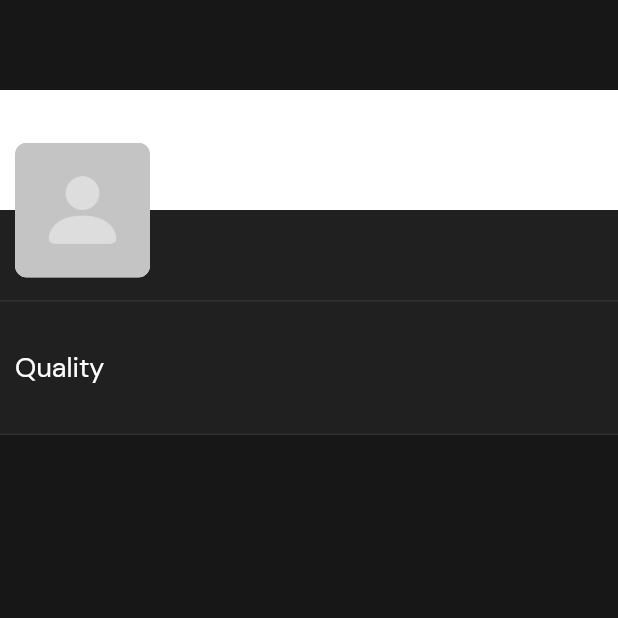
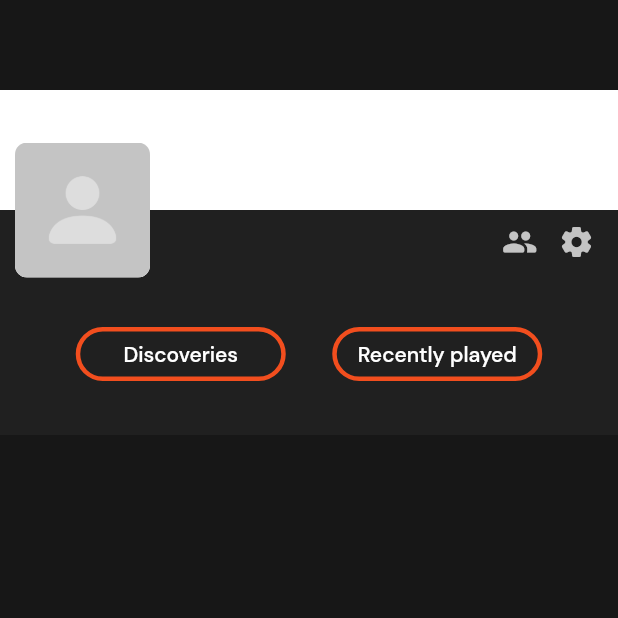
Before and after one commit to szezjo/RadishFrontend, a Flutter app: the FeedPage screen opened by its route, on a phone screen of 412 x 824 dp, the top half of it. Run offline on Flutter 3.47's test engine with Material 2 defaults, Android fonts, the phone set to English and light mode, and no system bars; our stand-ins replace palette_generator, shared_preferences; accounts and stored records are empty; statements that could not run were skipped.

Commit message:
Finish descoveries & recently

```diff
--- a/radish/lib/main.dart
+++ b/radish/lib/main.dart
@@ -1,7 +1,9 @@
 import 'package:flutter/material.dart';
+import 'package:radish/screens/following.dart';
 import 'package:radish/screens/home.dart';
 import 'package:radish/screens/listen.dart';
 import 'package:radish/screens/loading.dart';
+import 'package:radish/screens/song_list.dart';
 import 'package:radish/screens/station.dart';
 import 'package:radish/screens/station_list.dart';
 import 'package:radish/screens/welcome.dart';
@@ -47,6 +49,12 @@ class Radish extends StatelessWidget {
           break;
           case "/feed": {  page = const FeedPage(); }
           break;
+          case "/recently": {  page = const SongListPage(); }
+          break;
+          case "/discoveries": {  page = const SongListPage(); }
+          break;
+          case "/following": {  page = const FollowingPage(); }
+          break;
           default: { page = const LoadingPage(); }
           break;
         }
--- a/radish/lib/models/user.dart
+++ b/radish/lib/models/user.dart
@@ -1,4 +1,5 @@
 import 'package:json_annotation/json_annotation.dart';
+import 'package:radish/models/station.dart';
 
 part 'user.g.dart';
 
@@ -6,12 +7,13 @@ part 'user.g.dart';
 class User {
 
   Profile? profile;
-  List<String>? following;
-  List<String>? followers;
+  List<String?>? following;
+  List<String?>? followers;
   Status? status;
   Settings? settings;
   SongsStat? songs;
   StationsStat? stations;
+  List<Log>? activity;
   String token;
 
 
@@ -32,6 +34,22 @@ class QualitySettings {
 
   factory QualitySettings.fromJson(Map<String, dynamic> json) => _$QualitySettingsFromJson(json);
   Map<String, dynamic> toJson() => _$QualitySettingsToJson(this);
+}
+
+@JsonSerializable(explicitToJson: true)
+class Log {
+  String? username;
+  String? avatar;
+  String? timestamp;
+  String? did;
+  Station? radio;
+  String? song;
+
+  Log({required this.username, required this.avatar, required this.timestamp,
+    required this.did, required this.radio, required this.song});
+
+  factory Log.fromJson(Map<String, dynamic> json) => _$LogFromJson(json);
+  Map<String, dynamic> toJson() => _$LogToJson(this);
 }
 
 @JsonSerializable(explicitToJson: true)
@@ -101,10 +119,10 @@ class Song {
 
 @JsonSerializable(explicitToJson: true)
 class Status {
-  bool? online;
-  Song? currently_playing;
+  String? last_seen;
+  String? currently_playing;
 
-  Status({required this.online, required this.currently_playing});
+  Status({required this.last_seen, required this.currently_playing});
 
   factory Status.fromJson(Map<String, dynamic> json) => _$StatusFromJson(json);
   Map<String, dynamic> toJson() => _$StatusToJson(this);
@@ -136,12 +154,10 @@ class StationsStat {
 class Profile {
   String? username;
   String? avatar;
-  String? password_hash;
   String? display_name;
   String? email_address;
 
-  Profile({required this.username, required this.avatar, required this.password_hash, required this.display_name,
-  required this.email_address});
+  Profile({required this.username, required this.avatar, required this.display_name, required this.email_address});
 
   factory Profile.fromJson(Map<String, dynamic> json) => _$ProfileFromJson(json);
   Map<String, dynamic> toJson() => _$ProfileToJson(this);
--- a/radish/lib/screens/feed.dart
+++ b/radish/lib/screens/feed.dart
@@ -19,6 +19,20 @@ class _FeedPageState extends State<FeedPage> {
   List<dynamic>? activityLog;
   User? user;
 
+  goToDiscoveries() async {
+      Navigator.pushNamed(context, "/discoveries", arguments: {
+        "title": "Discoveries",
+        "songs": user?.songs?.discovered,
+      });
+  }
+
+  goToRecently() async {
+      Navigator.pushNamed(context, "/recently", arguments: {
+        "title": "Recently played",
+        "songs": user?.songs?.recently_played,
+      });
+  }
+
   getUserData() async {
     SharedPreferences storage = await SharedPreferences.getInstance();
     var userData = storage.getString('userData');
@@ -32,14 +46,17 @@ class _FeedPageState extends State<FeedPage> {
   }
 
   Future<Color> getImagePalette () async {
+    try {
       if (user?.profile?.avatar == null) {
         return Colors.white;
       }
       final PaletteGenerator paletteGenerator = await PaletteGenerator
-        .fromImageProvider(NetworkImage(user!.profile!.avatar!),);
+          .fromImageProvider(NetworkImage(user!.profile!.avatar!), timeout: const Duration(seconds: 1));
       return paletteGenerator.dominantColor?.color ?? Colors.white;
+    } catch (err) {
+      return Colors.white;
     }
-
+  }
 
   getActivityFeed() async {
     if (this.user == null) {
@@ -47,13 +64,12 @@ class _FeedPageState extends State<FeedPage> {
       return;
     }
 
-    List<dynamic> activitiesFetched = [];
     // print("${this.user?.token} TOKEN");
     //
     // String endpointUrl = "";
     //
     // final response = await http.post(
-    //     Uri.parse('https://radish-app.herokuapp.com/user/${endpointUrl}'),
+    //     Uri.parse('https://radish-app.herokuapp.com/user/$endpointUrl'),
     //     headers: {
     //       'Content-Type': 'application/json; charset=UTF-8',
     //     },
@@ -63,21 +79,16 @@ class _FeedPageState extends State<FeedPage> {
     // );
     //
     // if (response.statusCode != 200) {
-    //   print("${response.statusCode} COULDN'T GET ${endpointUrl}");
+    //   print("${response.statusCode} COULDN'T GET $endpointUrl");
     //   print("${jsonDecode(response.body)}");
     //   return;
     // }
     //
-    // print("${response.statusCode} GOT ${endpointUrl}");
+    // print("${response.statusCode} GOT $endpointUrl");
     // var activitiesJson = jsonDecode(response.body);
-    // List<dynamic>? activitiesJ = activitiesJson != null ? List.from(activitiesJson) : null;
-    // if (activitiesJ == null) {
-    //   print("couldnt get activities from json");
-    //   return;
-    // }
 
     setState(() {
-      // activityLog = activitiesJ.map((log) => Log.fromJson(log)).toList();
+      // activityLog = Log.fromJson(activitiesJson));
       activityLog = ["1", "2", "3"];
     });
   }
@@ -100,7 +111,7 @@ class _FeedPageState extends State<FeedPage> {
           children: [
             Stack(
                 children: [
-                  Column(
+                  Column( // 2 BACKGROUND COVER RECTANGLES
                     children: [
                       SizedBox(height: 60.0),
                       FutureBuilder<Color>(
@@ -120,27 +131,51 @@ class _FeedPageState extends State<FeedPage> {
                             }
                           }),
                       Container(
-                        height: 60.0,
+                        height: 150.0,
                         color: ThemeConfig.darkBGSecondary,
                       )
                     ],
                   ),
-                  Positioned(
-                      top: 150.0,
-                      left: 110.0,
-                      child: Column(
-                        crossAxisAlignment: CrossAxisAlignment.start,
-                        children: [
-                          Text(
-                              user?.profile?.display_name ?? "",
-                              style: TextStyle(fontSize: 18.0)),
-                        ],
-                      )
-                  ),
-                  Positioned(
+                  // Positioned( // THE NAME
+                  //     top: 150.0,
+                  //     left: 110.0,
+                  //     child: Row(
+                  //       crossAxisAlignment: CrossAxisAlignment.start,
+                  //       mainAxisAlignment: MainAxisAlignment.spaceBetween,
+                  //       children: [
+                  //         Text(
+                  //             user?.profile?.display_name ?? "",
+                  //             style: TextStyle(fontSize: 18.0)
+                  //         ),
+                  //         IconButton(
+                  //           onPressed: () => print("following"),
+                  //           icon: Icon(
+                  //             Icons.people_rounded,
+                  //             color: ThemeConfig.darkIcons,
+                  //             size: 24.0,
+                  //           ),
+                  //           ),
+                  //         IconButton(
+                  //           onPressed: () => print("settings"),
+                  //           icon: Icon(
+                  //             Icons.settings_rounded,
+                  //             color: ThemeConfig.darkIcons,
+                  //             size: 24.0,
+                  //           ),
+                  //         ),
+                  //       ],
+                  //     ),
+                  // ),
+                  Positioned( // THE AVATAR
                     top: 95.0,
                     left: 10.0,
-                    child: ClipRRect(
+                    width: MediaQuery.of(context).size.width - 20.0,
+                    child: Row(
+                      mainAxisSize: MainAxisSize.max,
+                      mainAxisAlignment: MainAxisAlignment.spaceBetween,
+                      crossAxisAlignment: CrossAxisAlignment.end,
+                      children: [
+                        ClipRRect(
                           borderRadius: BorderRadius.circular(8.0),
                           child: Container(
                             color: Colors.white,
@@ -158,36 +193,83 @@ class _FeedPageState extends State<FeedPage> {
                             ),
                           ),
                         ),
-                  )
-                ]
+                        Expanded(
+                          flex: 6,
+                          child: Padding(
+                            padding: const EdgeInsets.only(left: 10.0, bottom: 14.0),
+                            child: Text(
+                                user?.profile?.display_name ?? "",
+                                style: TextStyle(fontSize: 18.0)
                             ),
-            Container(
-              height: 90.0,
-              child: Padding(
-                padding: const EdgeInsets.all(10.0),
-                child: Row(
-                  mainAxisAlignment: MainAxisAlignment.spaceEvenly,
-                  children: [
+                          ),
+                        ),
                         Expanded(
-                      child: Column(
-                        crossAxisAlignment: CrossAxisAlignment.start,
-                        mainAxisAlignment: MainAxisAlignment.center,
-                        children: const [
-                          Text(
-                              "Quality",
-                              style: TextStyle(fontSize: 18.0)),
-                        ],
+                          flex: 1,
+                          child: IconButton(
+                            onPressed: () => print("following"),
+                            icon: Icon(
+                              Icons.people_rounded,
+                              color: ThemeConfig.darkIcons,
+                              size: 24.0,
+                            ),
+                          ),
+                        ),
+                        Expanded(
+                          flex: 1,
+                          child: IconButton(
+                            onPressed: () => print("settings"),
+                            icon: Icon(
+                              Icons.settings_rounded,
+                              color: ThemeConfig.darkIcons,
+                              size: 24.0,
+                            ),
                           ),
                         ),
                       ],
                     ),
                   ),
-              decoration: BoxDecoration(
-                  color: ThemeConfig.darkBGSecondary,
-                  border: Border.symmetric(horizontal: BorderSide(
-                    color: ThemeConfig.darkDivider,
+                  Positioned(
+                    width: MediaQuery.of(context).size.width,
+                    bottom: 30.0,
+                    child: Padding(
+                      padding: const EdgeInsets.symmetric(horizontal: 35.0),
+                      child: Row(
+                        mainAxisAlignment: MainAxisAlignment.spaceAround,
+                        children: [
+                          TextButton(
+                            style: ButtonStyle(
+                              shape: MaterialStateProperty.all<RoundedRectangleBorder>(
+                                  RoundedRectangleBorder(
+                                      borderRadius: BorderRadius.circular(50.0),
+                                      side: BorderSide(color: ThemeConfig.darkAccentPrimary, width: 3.0)
+                                  )
+                              ),
+                              fixedSize: MaterialStateProperty.all(const Size.fromWidth(140)),
+                              overlayColor: MaterialStateProperty.all(ThemeConfig.darkAccentPrimary),
+                              foregroundColor: MaterialStateProperty.all(Colors.white),
+                            ),
+                            child: Text("Discoveries"),
+                            onPressed: goToDiscoveries,
+                          ),
+                          TextButton(
+                            style: ButtonStyle(
+                              shape: MaterialStateProperty.all<RoundedRectangleBorder>(
+                                  RoundedRectangleBorder(
+                                      borderRadius: BorderRadius.circular(50.0),
+                                      side: BorderSide(color: ThemeConfig.darkAccentPrimary, width: 3.0)
+                                  )
+                              ),
+                              fixedSize: MaterialStateProperty.all(const Size.fromWidth(140)),
+                              overlayColor: MaterialStateProperty.all(ThemeConfig.darkAccentPrimary),
+                              foregroundColor: MaterialStateProperty.all(Colors.white),
+                            ),
+                            child: Text("Recently played"),
+                            onPressed: goToRecently,
+                          ),
+                        ],
+                      ),
                     ),)
-              ),
+                ]
             ),
             Expanded(
                 child: activityList(activityLog)
--- a/radish/lib/screens/listen.dart
+++ b/radish/lib/screens/listen.dart
@@ -98,11 +98,6 @@ class _ListenPageState extends State<ListenPage> {
 
     print("${response.statusCode} GOT $endpointUrl");
     var cataloguesJson = jsonDecode(response.body);
-    // Catalogues? cataloguesJ = cataloguesJson != null ? Catalogues.fromJson(cataloguesJson) : null;
-    // if (cataloguesJ == null) {
-    //   print("couldnt get catalogues from json");
-    //   return;
-    // }
 
     setState(() {
       cataloguesStations = Catalogues.fromJson(cataloguesJson);
```
Also changed, not shown: radish/lib/screens/following.dart (added, +144 -0 lines), radish/lib/screens/song_list.dart (added, +168 -0 lines), radish/lib/models/user.g.dart. Lines whose indentation alone changed are shown as unchanged.
